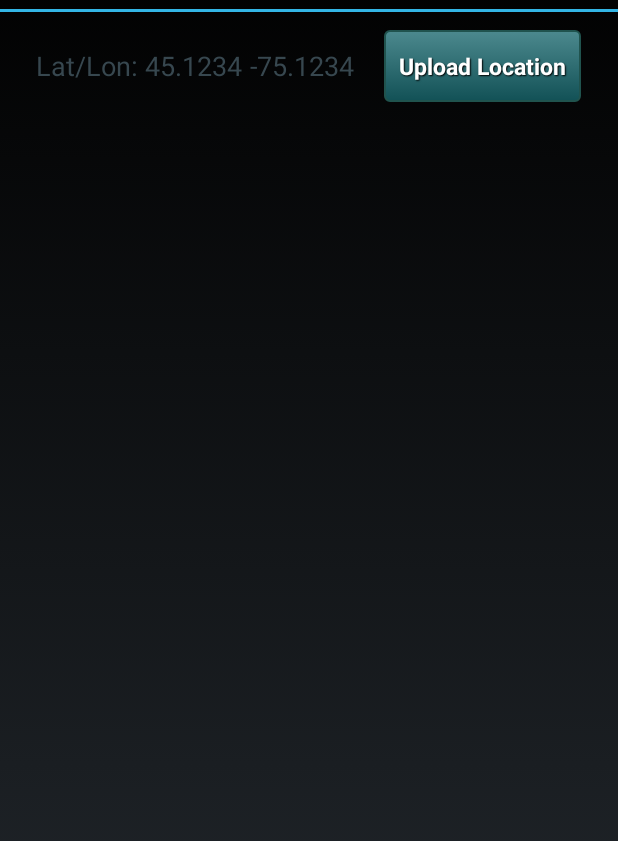
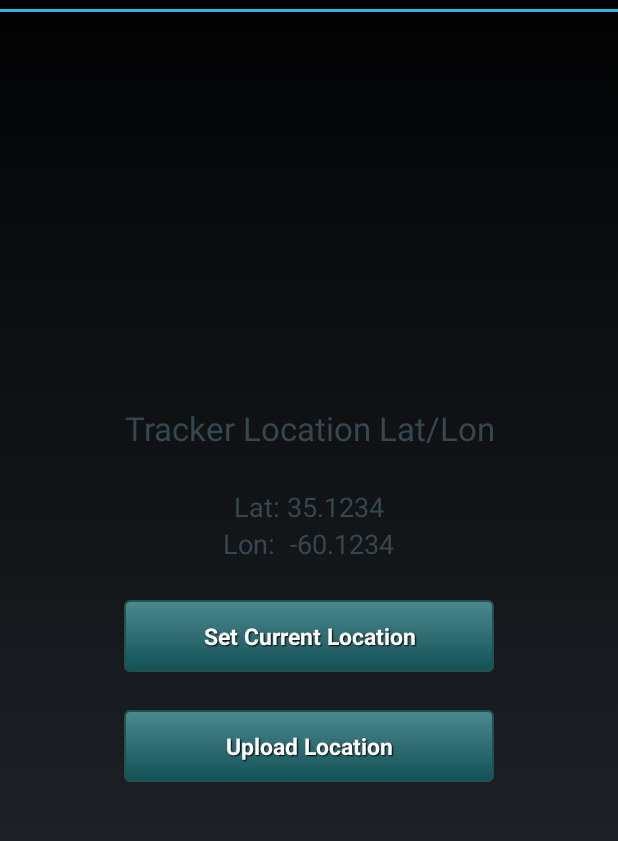
Before and after one commit to ClassicDIY/SkyeTracker, an Android app: the layout location.xml on its own in the app's theme, with its tools: preview values and no code run, on a phone screen of 412 x 824 dp, the part 60-901 px from its top. Run offline under Robolectric (Android 15) with nearby library versions, the phone set to English and light mode, and no system bars.

Commit message:
Removed map

```diff
--- a/code/Android/app/src/main/AndroidManifest.xml
+++ b/code/Android/app/src/main/AndroidManifest.xml
@@ -34,9 +34,9 @@
              sign the APK for publishing.
              You can define the keys for the debug and release targets in src/debug/ and src/release/.
         -->
-        <meta-data
-            android:name="com.google.android.geo.API_KEY"
-            android:value="@string/google_maps_key" />
+        <!--<meta-data-->
+            <!--android:name="com.google.android.geo.API_KEY"-->
+            <!--android:value="@string/google_maps_key" />-->
 
     </application>
 
--- a/code/Android/app/src/main/res/layout/location.xml
+++ b/code/Android/app/src/main/res/layout/location.xml
@@ -2,67 +2,105 @@
     xmlns:tools="http://schemas.android.com/tools"
     android:layout_width="match_parent"
     android:layout_height="match_parent"
-    android:paddingBottom="@dimen/activity_vertical_margin"
     android:paddingLeft="@dimen/activity_horizontal_margin"
+    android:paddingTop="@dimen/activity_vertical_margin"
     android:paddingRight="@dimen/activity_horizontal_margin"
-    android:paddingTop="@dimen/activity_vertical_margin">
+    android:paddingBottom="@dimen/activity_vertical_margin">
+
+    <ScrollView xmlns:android="http://schemas.android.com/apk/res/android"
+        android:layout_width="fill_parent"
+        android:layout_height="fill_parent">
+
+        <LinearLayout xmlns:android="http://schemas.android.com/apk/res/android"
+            android:layout_width="wrap_content"
+            android:layout_height="wrap_content"
+            android:layout_gravity="center"
+            android:orientation="vertical">
+
+            <TextView
+                style="@style/HeaderLabel"
+                android:layout_gravity="center_horizontal"
+                android:paddingBottom="10dp"
+                android:text="Tracker Location Lat/Lon" />
+
+            <LinearLayout xmlns:android="http://schemas.android.com/apk/res/android"
+                android:layout_width="fill_parent"
+                android:layout_height="fill_parent"
+                android:layout_gravity="center"
+                android:gravity="center_horizontal"
+                android:orientation="vertical"
+                android:paddingTop="15dp">
 
                 <LinearLayout
                     android:layout_width="fill_parent"
                     android:layout_height="wrap_content"
+                    android:layout_gravity="center_horizontal"
                     android:gravity="center_horizontal"
-        android:weightSum="100"
-        android:orientation="vertical">
+                    android:orientation="horizontal">
 
-        <com.google.android.gms.maps.MapView xmlns:android="http://schemas.android.com/apk/res/android"
-            android:id="@+id/map"
-            android:layout_width="match_parent"
-            android:layout_height="0dp"
-            android:layout_weight="90"/>
+
+                    <TextView
+                        style="@style/MapInfo"
+                        android:layout_width="wrap_content"
+                        android:layout_height="match_parent"
+                        android:layout_gravity="center"
+                        android:text="Lat: " />
+
+                    <TextView
+                        android:id="@+id/textLatitude"
+                        style="@style/MapInfo"
+                        android:layout_width="wrap_content"
+                        android:layout_height="match_parent"
+                        android:layout_gravity="center"
+                        android:text="35.1234" />
+                </LinearLayout>
 
                 <LinearLayout
                     android:layout_width="fill_parent"
-            android:layout_height="0dp"
-            android:layout_weight="10"
-            android:layout_gravity="bottom"
+                    android:layout_height="wrap_content"
+                    android:layout_gravity="center_horizontal"
                     android:gravity="center_horizontal"
                     android:orientation="horizontal">
 
                     <TextView
                         style="@style/MapInfo"
+                        android:layout_width="wrap_content"
                         android:layout_height="match_parent"
-                android:layout_width="wrap_content"
                         android:layout_gravity="center"
-                android:text="Lat/Lon: " />
-
-            <TextView
-                android:id="@+id/textLatitude"
-                android:layout_height="match_parent"
-                android:layout_width="wrap_content"
-                android:layout_gravity="center"
-                style="@style/MapInfo"
-                android:text="45.1234" />
+                        android:text="Lon: " />
 
                     <TextView
                         android:id="@+id/textLongitude"
-                android:layout_height="match_parent"
-                android:layout_width="wrap_content"
-                android:layout_gravity="center"
                         style="@style/MapInfo"
-                android:paddingLeft="5dp"
-                android:text="-75.1234" />
-
-
-            <Button
-                android:id="@+id/btnSetLocation"
-                style="@style/btnStyleGenoa"
                         android:layout_width="wrap_content"
                         android:layout_height="match_parent"
                         android:layout_gravity="center"
-                android:layout_marginLeft="20dp"
+                        android:paddingLeft="5dp"
+                        android:text="-60.1234" />
+
+
+                </LinearLayout>
+
+                <Button
+                    android:id="@+id/btnSetCurrentLocation"
+                    style="@style/btnStyleGenoa"
+                    android:layout_width="match_parent"
+                    android:layout_height="wrap_content"
+                    android:layout_gravity="center"
+                    android:layout_marginTop="25dp"
+                    android:text="Set Current Location" />
+
+                <Button
+                    android:id="@+id/btnUploadLocation"
+                    style="@style/btnStyleGenoa"
+                    android:layout_width="match_parent"
+                    android:layout_height="wrap_content"
+                    android:layout_gravity="center"
+                    android:layout_marginTop="25dp"
                     android:text="Upload Location" />
 
             </LinearLayout>
         </LinearLayout>
+    </ScrollView>
 
 </FrameLayout>
--- a/code/Android/build.gradle
+++ b/code/Android/build.gradle
@@ -4,9 +4,10 @@ buildscript {
     repositories {
         jcenter()
         mavenCentral()
+        google()
     }
     dependencies {
-        classpath 'com.android.tools.build:gradle:2.1.2'
+        classpath 'com.android.tools.build:gradle:3.2.0'
 
         // NOTE: Do not place your application dependencies here; they belong
         // in the individual module build.gradle files
@@ -17,6 +18,7 @@ allprojects {
     repositories {
         jcenter()
         mavenCentral()
+        google()
     }
 
 }
```
Also changed, not shown: code/Android/app/build.gradle (+11 -11 lines), code/Android/app/src/main/java/com/skye/skyetracker/ConfigLocation.java (+3 -5 lines), code/Android/app/src/main/java/com/skye/skyetracker/LocationTab.java (+78 -127 lines), code/Android/app/src/main/res/layout/move.xml (+6 -25 lines), 3 other files. Lines whose indentation alone changed are shown as unchanged.
